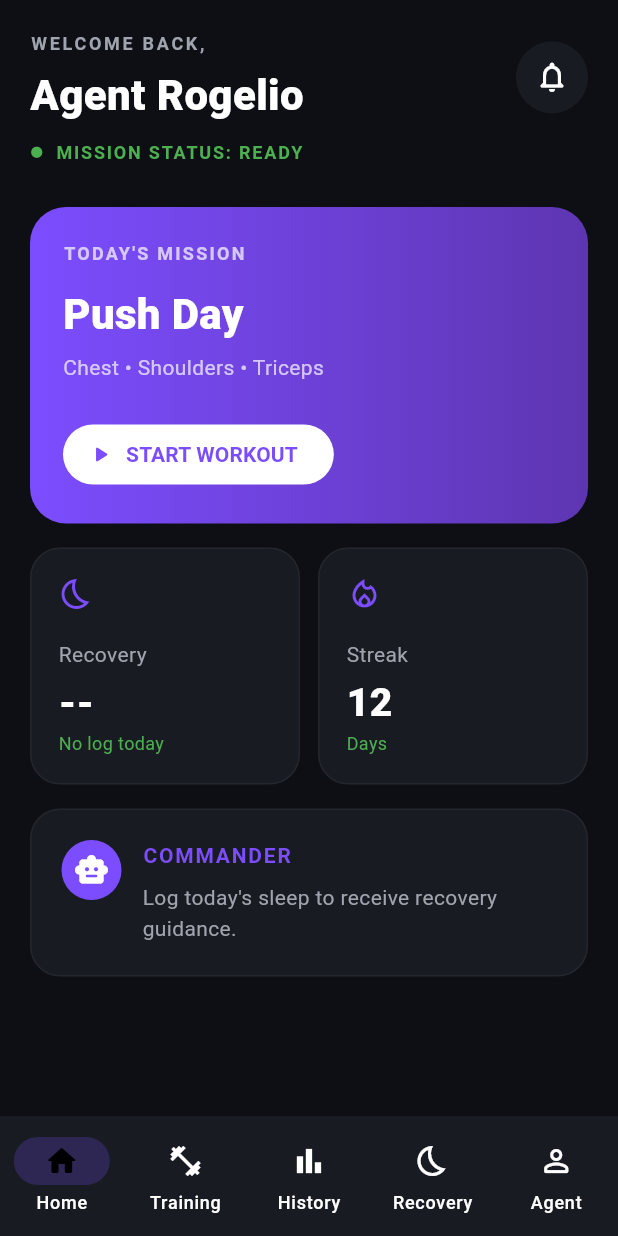
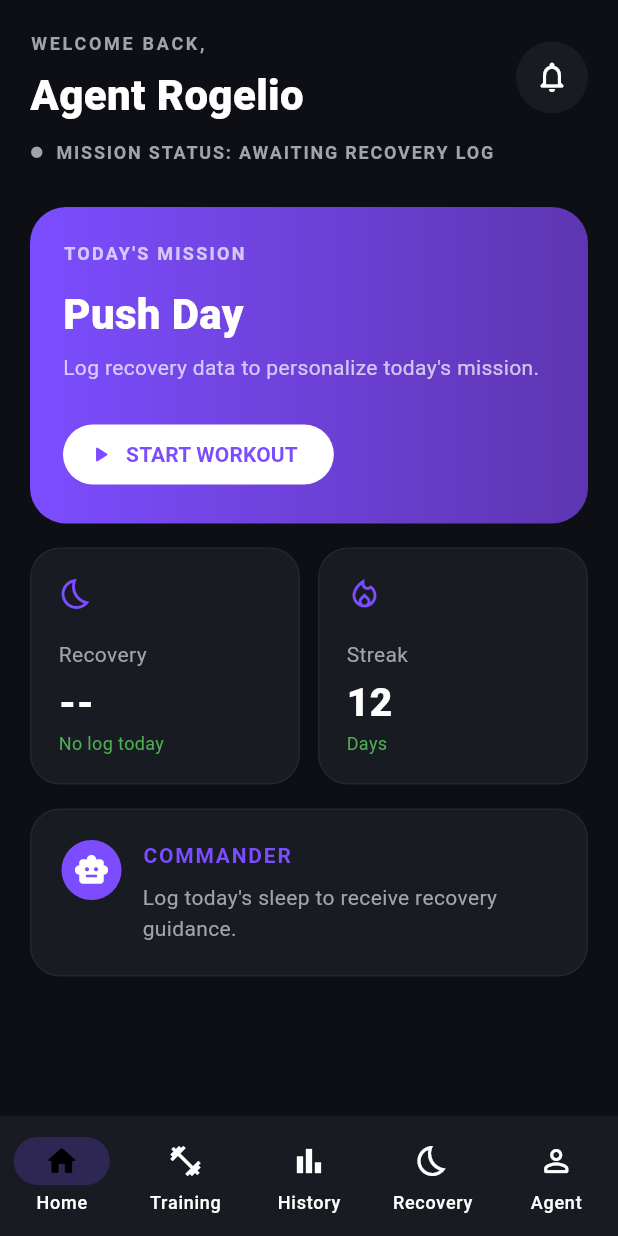
Before and after one commit to kulokoy0143/secret-mission, a Flutter app: the CommandCenterScreen screen opened directly, on a phone screen of 412 x 824 dp. Run offline on Flutter 3.47's test engine with Material 3 defaults, Android fonts, the phone set to English and light mode, and no system bars; our stand-ins replace hive, hive_flutter; accounts and stored records are empty; Roboto replaces fonts that are missing (Arial).

Commit message:
feat: sync mission status colors with recovery

```diff
--- a/lib/features/command_center/screens/command_center_screen.dart
+++ b/lib/features/command_center/screens/command_center_screen.dart
@@ -6,6 +6,7 @@ import 'package:secret_mission/features/training/screens/workout_picker_screen.d
 import 'package:secret_mission/features/recovery/screens/recovery_screen.dart';
 import 'package:secret_mission/features/recovery/services/recovery_service.dart';
 import 'package:secret_mission/features/recovery/services/recovery_storage_service.dart';
+import 'package:secret_mission/features/recovery/models/recovery_status.dart';
 
 class CommandCenterScreen extends StatefulWidget {
   const CommandCenterScreen({super.key});
@@ -92,6 +93,23 @@ class _CommandCenterScreenState extends State<CommandCenterScreen> {
     );
   }
 
+  Color _missionStatusColor(RecoveryStatus? recovery) {
+    if (recovery == null) {
+      return AppColors.textSecondary;
+    }
+
+    switch (recovery.level) {
+      case RecoveryLevel.low:
+        return Colors.redAccent;
+      case RecoveryLevel.moderate:
+        return Colors.orangeAccent;
+      case RecoveryLevel.good:
+        return AppColors.success;
+      case RecoveryLevel.excellent:
+        return AppColors.success;
+    }
+  }
+
   Widget _buildDashboard() {
     final todaySleep = RecoveryStorageService.getSleepEntry(DateTime.now());
 
@@ -144,14 +162,20 @@ class _CommandCenterScreenState extends State<CommandCenterScreen> {
 
           const SizedBox(height: 10),
 
-          const Row(
+          Row(
             children: [
-              Icon(Icons.circle, color: AppColors.success, size: 9),
-              SizedBox(width: 8),
+              Icon(
+                Icons.circle,
+                color: _missionStatusColor(todayRecovery),
+                size: 9,
+              ),
+              const SizedBox(width: 8),
               Text(
-                'MISSION STATUS: READY',
+                todayRecovery == null
+                    ? 'MISSION STATUS: AWAITING RECOVERY LOG'
+                    : 'MISSION STATUS: ${todayRecovery.label}',
                 style: TextStyle(
-                  color: AppColors.success,
+                  color: _missionStatusColor(todayRecovery),
                   fontSize: 12,
                   fontWeight: FontWeight.bold,
                   letterSpacing: 1.2,
@@ -162,7 +186,7 @@ class _CommandCenterScreenState extends State<CommandCenterScreen> {
 
           const SizedBox(height: 28),
 
-          _buildMissionCard(),
+          _buildMissionCard(todayRecovery?.trainingPlan),
 
           const SizedBox(height: 16),
 
@@ -203,7 +227,7 @@ class _CommandCenterScreenState extends State<CommandCenterScreen> {
     );
   }
 
-  Widget _buildMissionCard() {
+  Widget _buildMissionCard(String? trainingPlan) {
     return Container(
       width: double.infinity,
       padding: const EdgeInsets.all(22),
@@ -231,9 +255,10 @@ class _CommandCenterScreenState extends State<CommandCenterScreen> {
             style: TextStyle(fontSize: 28, fontWeight: FontWeight.w800),
           ),
           const SizedBox(height: 6),
-          const Text(
-            'Chest • Shoulders • Triceps',
-            style: TextStyle(color: Colors.white70),
+          Text(
+            trainingPlan ??
+                'Log recovery data to personalize today\'s mission.',
+            style: const TextStyle(color: Colors.white70),
           ),
           const SizedBox(height: 24),
           FilledButton.icon(
```
